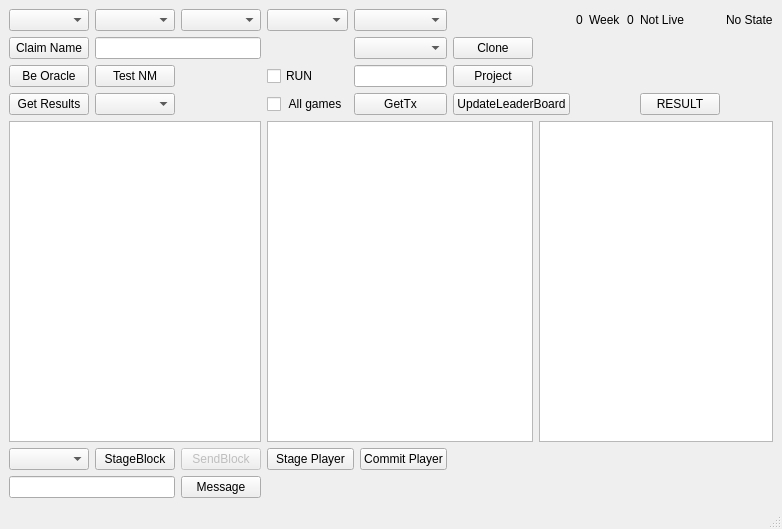
Above: cute-fantasy/testingwindow.ui from protoblock/protoblock before the change. Below: the same form after it.
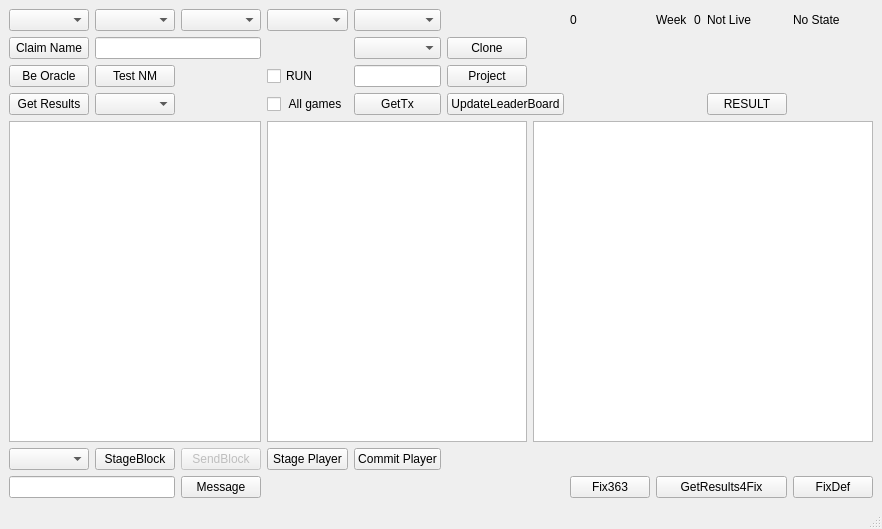
That is the form after the change.

The edit to the form file:
```diff
--- a/cute-fantasy/testingwindow.ui
+++ b/cute-fantasy/testingwindow.ui
@@ -27,38 +27,38 @@
     <item row="0" column="3">
      <widget class="QComboBox" name="pos"/>
     </item>
-    <item row="0" column="4" colspan="2">
+    <item row="0" column="4">
      <widget class="QComboBox" name="player"/>
     </item>
-    <item row="0" column="8">
+    <item row="0" column="7">
      <widget class="QLabel" name="season">
       <property name="text">
        <string>0</string>
       </property>
      </widget>
     </item>
-    <item row="0" column="9">
+    <item row="0" column="8">
      <widget class="QLabel" name="week_3">
       <property name="text">
        <string>Week</string>
       </property>
      </widget>
     </item>
-    <item row="0" column="10">
+    <item row="0" column="9">
      <widget class="QLabel" name="week">
       <property name="text">
        <string>0</string>
       </property>
      </widget>
     </item>
-    <item row="0" column="11">
+    <item row="0" column="10">
      <widget class="QLabel" name="Live">
       <property name="text">
        <string>Not Live</string>
       </property>
      </widget>
     </item>
-    <item row="0" column="12">
+    <item row="0" column="11">
      <widget class="QLabel" name="globalstate">
       <property name="text">
        <string>No State</string>
@@ -75,10 +75,10 @@
     <item row="1" column="1" colspan="2">
      <widget class="QLineEdit" name="FantassyNameIn"/>
     </item>
-    <item row="1" column="4" colspan="2">
+    <item row="1" column="4">
      <widget class="QComboBox" name="fantasynames"/>
     </item>
-    <item row="1" column="6">
+    <item row="1" column="5">
      <widget class="QPushButton" name="Clone">
       <property name="text">
        <string>Clone</string>
@@ -106,10 +106,10 @@
       </property>
      </widget>
     </item>
-    <item row="2" column="4" colspan="2">
+    <item row="2" column="4">
      <widget class="QLineEdit" name="projection"/>
     </item>
-    <item row="2" column="6">
+    <item row="2" column="5">
      <widget class="QPushButton" name="projectit">
       <property name="text">
        <string>Project</string>
@@ -133,21 +133,21 @@
       </property>
      </widget>
     </item>
-    <item row="3" column="4" colspan="2">
+    <item row="3" column="4">
      <widget class="QPushButton" name="GetTx">
       <property name="text">
        <string>GetTx</string>
       </property>
      </widget>
     </item>
-    <item row="3" column="6" colspan="2">
+    <item row="3" column="5" colspan="2">
      <widget class="QPushButton" name="updatelb">
       <property name="text">
        <string>UpdateLeaderBoard</string>
       </property>
      </widget>
     </item>
-    <item row="3" column="11">
+    <item row="3" column="10">
      <widget class="QPushButton" name="result">
       <property name="text">
        <string>RESULT</string>
@@ -157,10 +157,10 @@
     <item row="4" column="0" colspan="3">
      <widget class="QListWidget" name="staging_data"/>
     </item>
-    <item row="4" column="3" colspan="4">
+    <item row="4" column="3" colspan="3">
      <widget class="QListWidget" name="staging_tx"/>
     </item>
-    <item row="4" column="7" colspan="6">
+    <item row="4" column="6" colspan="6">
      <widget class="QListWidget" name="awards"/>
     </item>
     <item row="5" column="0">
@@ -183,14 +183,14 @@
       </property>
      </widget>
     </item>
-    <item row="5" column="3" colspan="2">
+    <item row="5" column="3">
      <widget class="QPushButton" name="stage_player">
       <property name="text">
        <string>Stage Player</string>
       </property>
      </widget>
     </item>
-    <item row="5" column="5">
+    <item row="5" column="4">
      <widget class="QPushButton" name="commit_player">
       <property name="text">
        <string>Commit Player</string>
@@ -207,6 +207,27 @@
       </property>
      </widget>
     </item>
+    <item row="6" column="11">
+     <widget class="QPushButton" name="FixDef">
+      <property name="text">
+       <string>FixDef</string>
+      </property>
+     </widget>
+    </item>
+    <item row="6" column="7">
+     <widget class="QPushButton" name="fix363">
+      <property name="text">
+       <string>Fix363</string>
+      </property>
+     </widget>
+    </item>
+    <item row="6" column="8" colspan="3">
+     <widget class="QPushButton" name="GetResults4Fix">
+      <property name="text">
+       <string>GetResults4Fix</string>
+      </property>
+     </widget>
+    </item>
    </layout>
   </widget>
   <widget class="QMenuBar" name="menubar">
```
